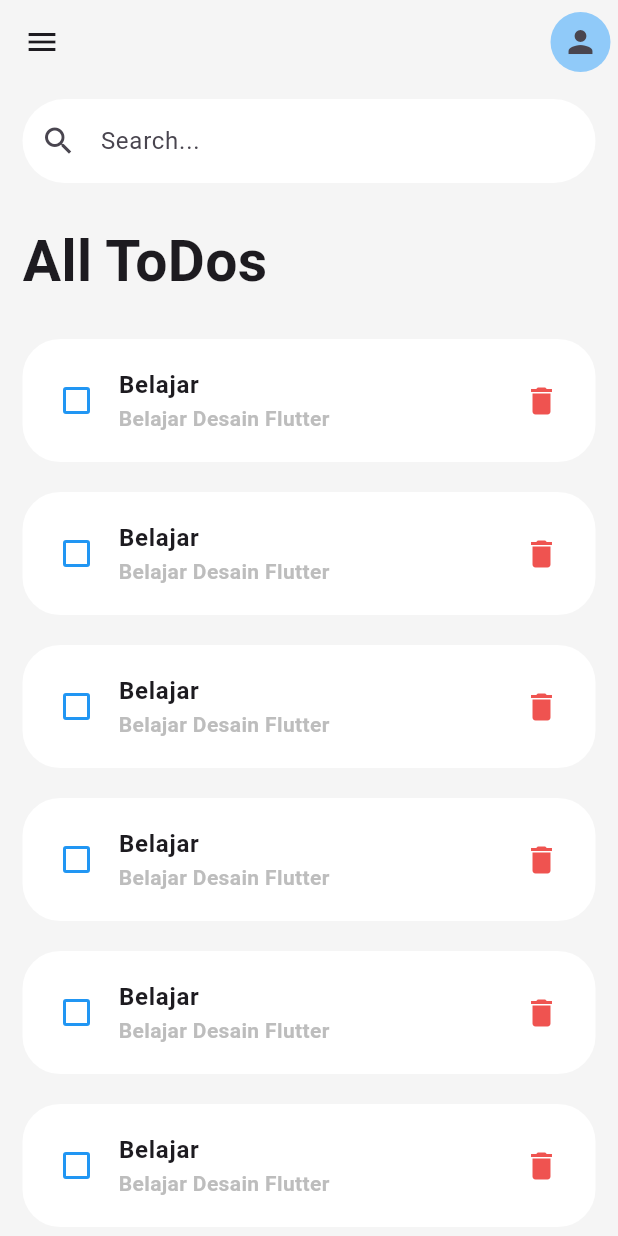
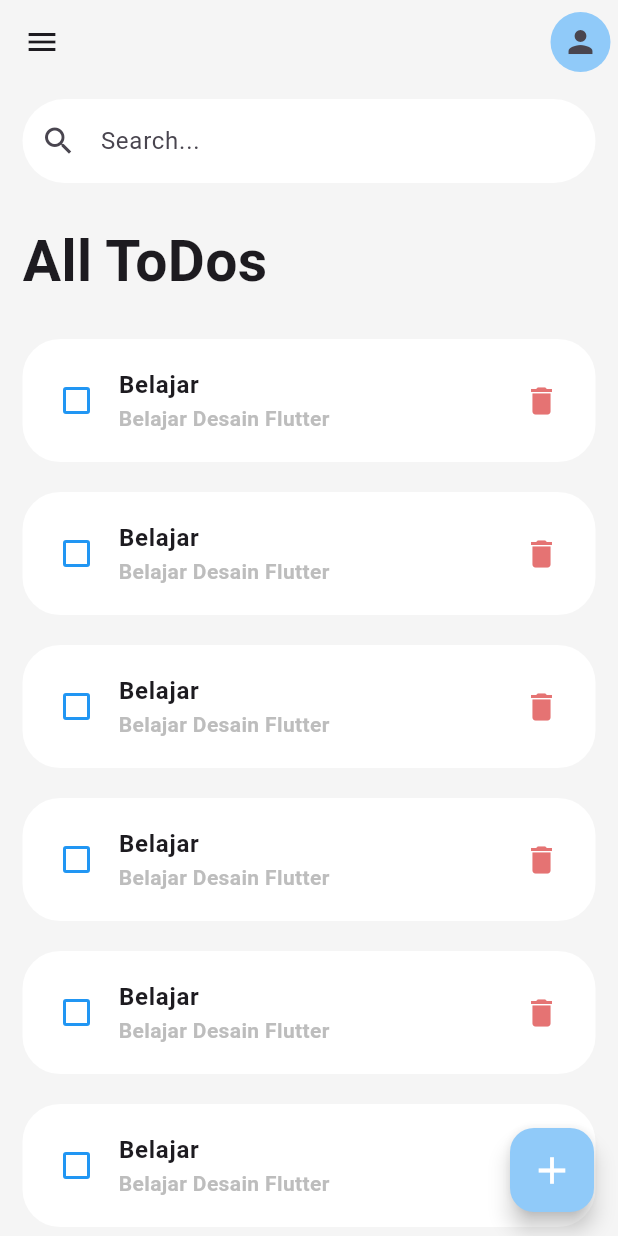
Before and after one commit to wandi1209/wri_mobile, a Flutter app: the screen it shows after launch, on a phone screen of 412 x 824 dp. Run offline on Flutter 3.47's test engine with Material 3 defaults, Android fonts, the phone set to English and light mode, and no system bars.

Commit message:
create floating button for add todo

```diff
--- a/lib/home_screen.dart
+++ b/lib/home_screen.dart
@@ -13,6 +13,15 @@ class _HomeScreenState extends State<HomeScreen> {
   @override
   Widget build(BuildContext context) {
     return Scaffold(
+      floatingActionButton: FloatingActionButton(
+        backgroundColor: Colors.blue[200],
+        onPressed: () {},
+        child: Icon(
+          Icons.add,
+          size: 30,
+          color: Colors.white,
+        ),
+      ),
       appBar: AppBar(
         leading: Icon(Icons.menu),
         actions: [
@@ -107,7 +116,9 @@ class _HomeScreenState extends State<HomeScreen> {
                           ),
                           secondary: Icon(
                             Icons.delete,
-                            color: Colors.red[400],
+                            color: checkedList[index]
+                                ? Colors.red[100]
+                                : Colors.red[300],
                           ),
                         )),
                   );
```
